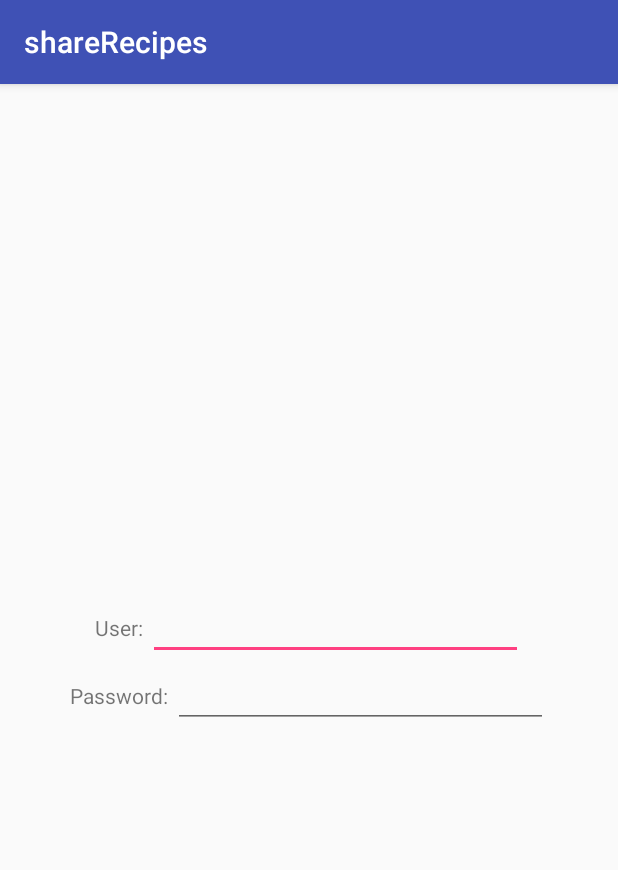
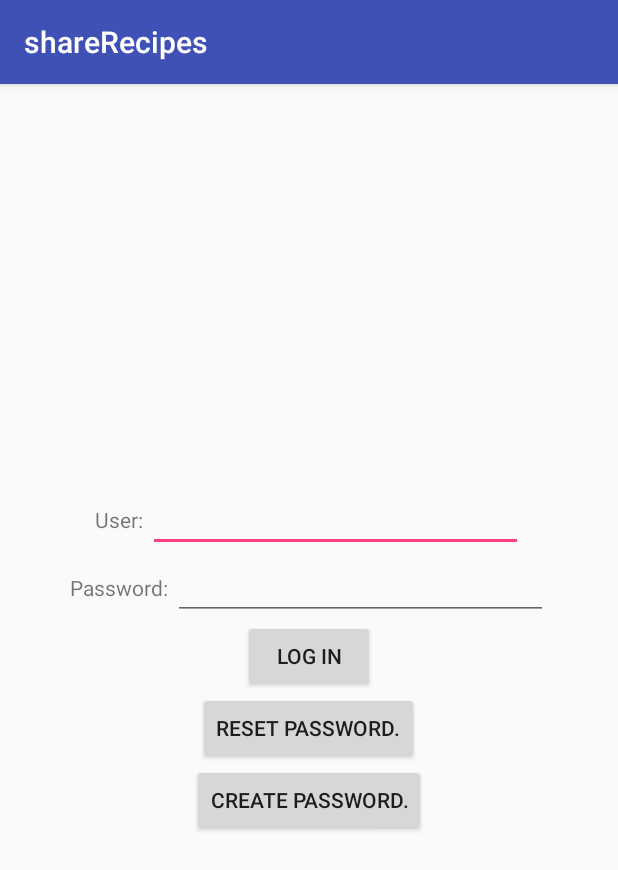
Before and after one commit to ingHectorVera/shareRecipes, an Android app: the screen it shows after launch (MainActivity before the commit, Login_Activity after it), on a phone screen of 412 x 824 dp. Shown: the top 870 px of the screen. Run offline under Robolectric (Android 15) with nearby library versions, the phone set to English and light mode, and no system bars; our stand-ins replace Firebase (no records; nobody signed in at launch, a user with empty details on screens opened directly).

Commit message:
Creating the login UI

```diff
--- a/app/src/main/AndroidManifest.xml
+++ b/app/src/main/AndroidManifest.xml
@@ -10,14 +10,14 @@
         android:supportsRtl="true"
         android:theme="@style/AppTheme">
 
-        <activity android:name=".activities.MainActivity">
+        <activity android:name=".activities.Login_Activity">
             <intent-filter>
                 <action android:name="android.intent.action.MAIN" />
 
                 <category android:name="android.intent.category.LAUNCHER" />
             </intent-filter>
         </activity>
-        <activity android:name=".activities.Menu_activity"></activity>
+        <activity android:name=".activities.Menu_Activity"></activity>
     </application>
     <uses-permission android:name="android.permission.INTERNET"/>
 </manifest>
--- a/app/src/main/java/com/example/verahector/sharerecipes/activities/MainActivity.java
+++ b/app/src/main/java/com/example/verahector/sharerecipes/activities/Login_Activity.java
@@ -1,22 +1,26 @@
 package com.example.verahector.sharerecipes.activities;
 
+import android.content.Intent;
 import android.support.v7.app.AppCompatActivity;
 import android.os.Bundle;
+import android.view.View;
 
 import com.example.verahector.sharerecipes.R;
 import com.google.firebase.auth.FirebaseAuth;
 import com.google.firebase.auth.FirebaseUser;
 
-public class MainActivity extends AppCompatActivity {
+public class Login_Activity extends AppCompatActivity implements View.OnClickListener{
 
     private FirebaseAuth mAuth;
 
     @Override
     protected void onCreate(Bundle savedInstanceState) {
         super.onCreate(savedInstanceState);
-        setContentView(R.layout.activity_main);
+        setContentView(R.layout.activity_login);
 
         mAuth = FirebaseAuth.getInstance();
+
+        setUI();
     }
 
     @Override
@@ -27,12 +31,26 @@ public class MainActivity extends AppCompatActivity {
         updateUI(currentUser);
     }
 
+    @Override
+    public void onClick(View v) {
+
+    }
+
+    private void setUI() {
+
+    }
 
     private void updateUI(FirebaseUser currentUser) {
         if (currentUser != null) {
-
+            String userName = currentUser.getDisplayName();
+            String email = currentUser.getEmail();
+            Intent intent = new Intent(getApplicationContext(), Menu_Activity.class);
+            intent.putExtra("userName", userName);
+            intent.putExtra("email", email);
+            startActivity(intent);
         } else {
 
         }
     }
+
 }
--- a/app/src/main/java/com/example/verahector/sharerecipes/activities/Menu_activity.java
+++ b/app/src/main/java/com/example/verahector/sharerecipes/activities/Menu_Activity.java
@@ -5,7 +5,7 @@ import android.os.Bundle;
 
 import com.example.verahector.sharerecipes.R;
 
-public class Menu_activity extends AppCompatActivity {
+public class Menu_Activity extends AppCompatActivity {
 
     @Override
     protected void onCreate(Bundle savedInstanceState) {
--- a/app/src/main/res/layout/activity_main.xml
+++ b/app/src/main/res/layout/activity_login.xml
@@ -6,7 +6,7 @@
     android:layout_height="match_parent"
     android:gravity="center_vertical"
     android:orientation="vertical"
-    tools:context="com.example.verahector.sharerecipes.activities.MainActivity">
+    tools:context="com.example.verahector.sharerecipes.activities.Login_Activity">
 
     <LinearLayout
         android:layout_width="wrap_content"
@@ -34,4 +34,22 @@
             android:layout_width="250dp"
             android:layout_height="wrap_content" />
     </LinearLayout>
+    <Button
+        android:id="@+id/login_btnLogin"
+        android:layout_gravity="center"
+        android:layout_width="wrap_content"
+        android:layout_height="wrap_content"
+        android:text="Log in"/>
+    <Button
+        android:id="@+id/login_resetPassword"
+        android:layout_gravity="center"
+        android:layout_width="wrap_content"
+        android:layout_height="wrap_content"
+        android:text="Reset password."/>
+    <Button
+        android:id="@+id/login_createAccount"
+        android:layout_gravity="center"
+        android:layout_width="wrap_content"
+        android:layout_height="wrap_content"
+        android:text="Create password."/>
 </LinearLayout>
--- a/app/src/main/res/layout/activity_menu_activity.xml
+++ b/app/src/main/res/layout/activity_menu_activity.xml
@@ -4,6 +4,6 @@
     xmlns:tools="http://schemas.android.com/tools"
     android:layout_width="match_parent"
     android:layout_height="match_parent"
-    tools:context="com.example.verahector.sharerecipes.activities.Menu_activity">
+    tools:context="com.example.verahector.sharerecipes.activities.Menu_Activity">
 
 </android.support.constraint.ConstraintLayout>
```
